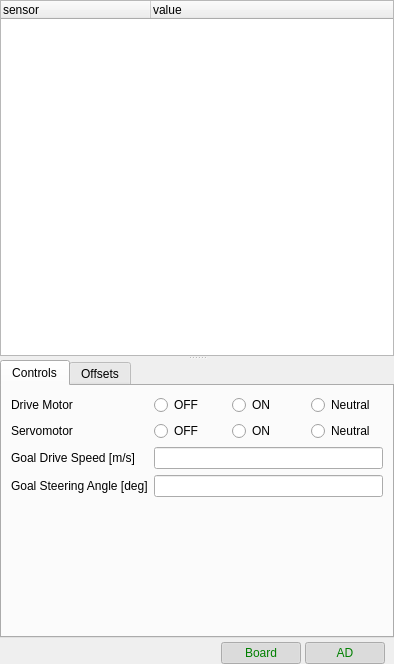
zmp/robocar110_ros, file rc110_rviz_panel/src/rc110_panel.ui: the form before one commit.
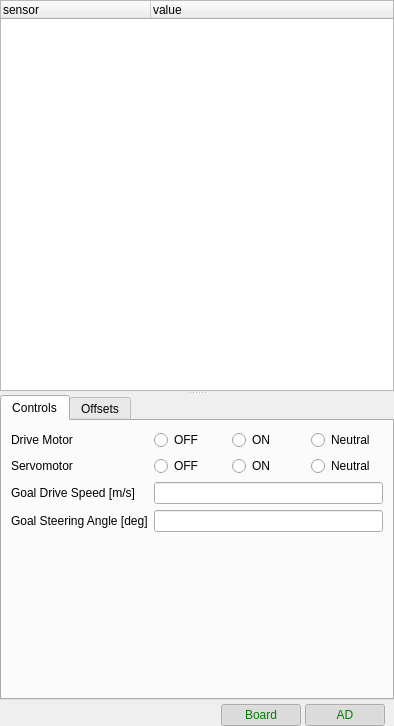
The form after the commit. Icons and pictures are not drawn.

Commit message: IZ-54 improve panel output

What changed in the file:
```diff
--- a/rc110_rviz_panel/src/rc110_panel.ui
+++ b/rc110_rviz_panel/src/rc110_panel.ui
@@ -7,7 +7,7 @@
     <x>0</x>
     <y>0</y>
     <width>394</width>
-    <height>664</height>
+    <height>726</height>
    </rect>
   </property>
   <property name="windowTitle">
```
Left out of the diff: 2 changed lines with no effect on the pictures. The commit also changes 5 other files.
